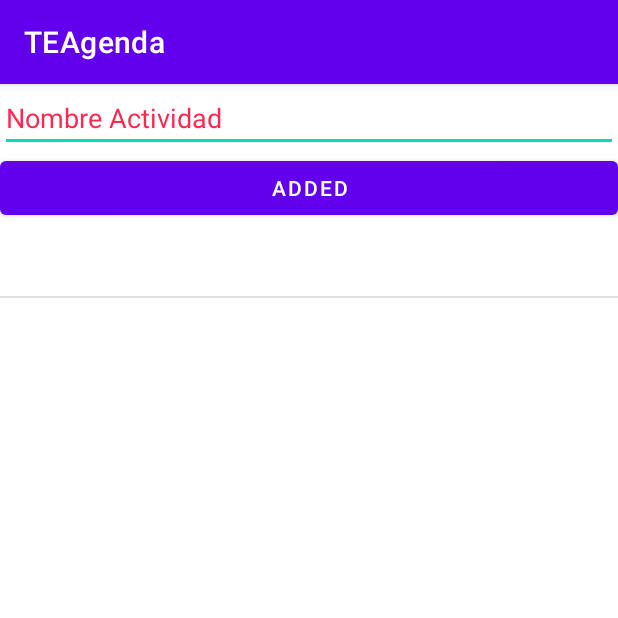
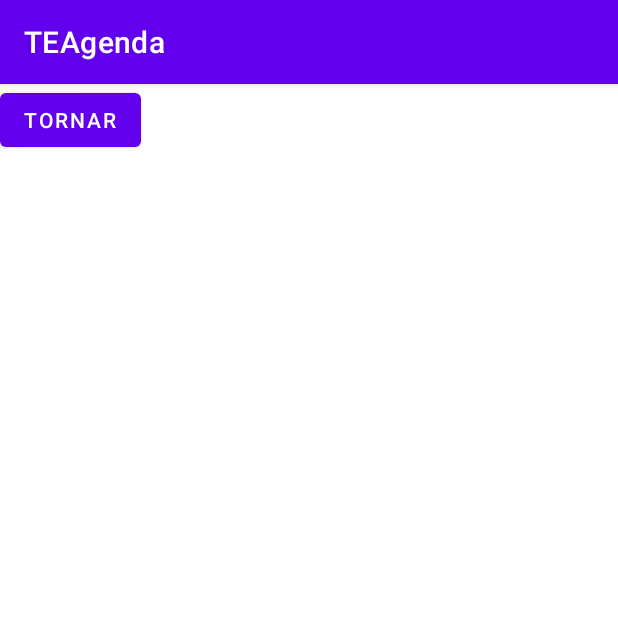
Before and after one commit to PereCP/TEAgenda, an Android app: the screen it shows after launch (MainActivity before the commit, TascaView after it), after a tap on an icon or button, on a phone screen of 412 x 824 dp, the top half of it. Run offline under Robolectric (Android 15) with nearby library versions, the phone set to English and light mode, and no system bars; 1 other tap on this screen came first.

Commit message:
TascaView

```diff
--- a/app/src/main/AndroidManifest.xml
+++ b/app/src/main/AndroidManifest.xml
@@ -10,6 +10,12 @@
         android:supportsRtl="true"
         android:theme="@style/Theme.TEAgenda">
         <activity
+            android:name=".TascaView"
+            android:exported="false" />
+        <activity
+            android:name=".TasquesActivity"
+            android:exported="false" />
+        <activity
             android:name=".MainActivity"
             android:exported="true">
             <intent-filter>
--- a/app/src/main/java/com/example/teagenda/MainActivity.java
+++ b/app/src/main/java/com/example/teagenda/MainActivity.java
@@ -2,6 +2,7 @@
 
 import androidx.appcompat.app.AppCompatActivity;
 
+import android.content.Intent;
 import android.os.Bundle;
 import android.view.View;
 import android.widget.AdapterView;
@@ -46,6 +47,8 @@
 
     @Override
     public void onItemClick(AdapterView<?> adapterView, View view, int i, long l) {
+        Intent intent = new Intent(MainActivity.this, TascaView.class);
+        startActivity(intent);
         Toast.makeText(this, "Item clicked: " + i, Toast.LENGTH_SHORT).show();
     }
 }
--- /dev/null
+++ b/app/src/main/java/com/example/teagenda/TascaView.java
@@ -0,0 +1,28 @@
+package com.example.teagenda;
+
+import androidx.appcompat.app.AppCompatActivity;
+
+import android.content.Intent;
+import android.os.Bundle;
+import android.view.View;
+import android.widget.Button;
+
+public class TascaView extends AppCompatActivity {
+    Button buttonExit;
+    @Override
+    protected void onCreate(Bundle savedInstanceState) {
+        super.onCreate(savedInstanceState);
+        setContentView(R.layout.activity_tasca_view);
+
+        buttonExit = (Button)findViewById(R.id.buttonExit);
+
+        buttonExit.setOnClickListener(new View.OnClickListener() {
+            @Override
+            public void onClick(View view) {
+                Intent tornar = new Intent(TascaView.this, MainActivity.class);
+                startActivity(tornar);
+            }
+        });
+    }
+
+}
--- /dev/null
+++ b/app/src/main/res/layout/activity_tasca_view.xml
@@ -0,0 +1,17 @@
+<?xml version="1.0" encoding="utf-8"?>
+<androidx.constraintlayout.widget.ConstraintLayout xmlns:android="http://schemas.android.com/apk/res/android"
+    xmlns:app="http://schemas.android.com/apk/res-auto"
+    xmlns:tools="http://schemas.android.com/tools"
+    android:layout_width="match_parent"
+    android:layout_height="match_parent"
+    tools:context=".TascaView">
+
+    <Button
+        android:id="@+id/buttonExit"
+        android:layout_width="wrap_content"
+        android:layout_height="wrap_content"
+        android:text="Tornar"
+        tools:layout_editor_absoluteX="192dp"
+        tools:layout_editor_absoluteY="146dp"
+        tools:ignore="MissingConstraints" />
+</androidx.constraintlayout.widget.ConstraintLayout>
```
